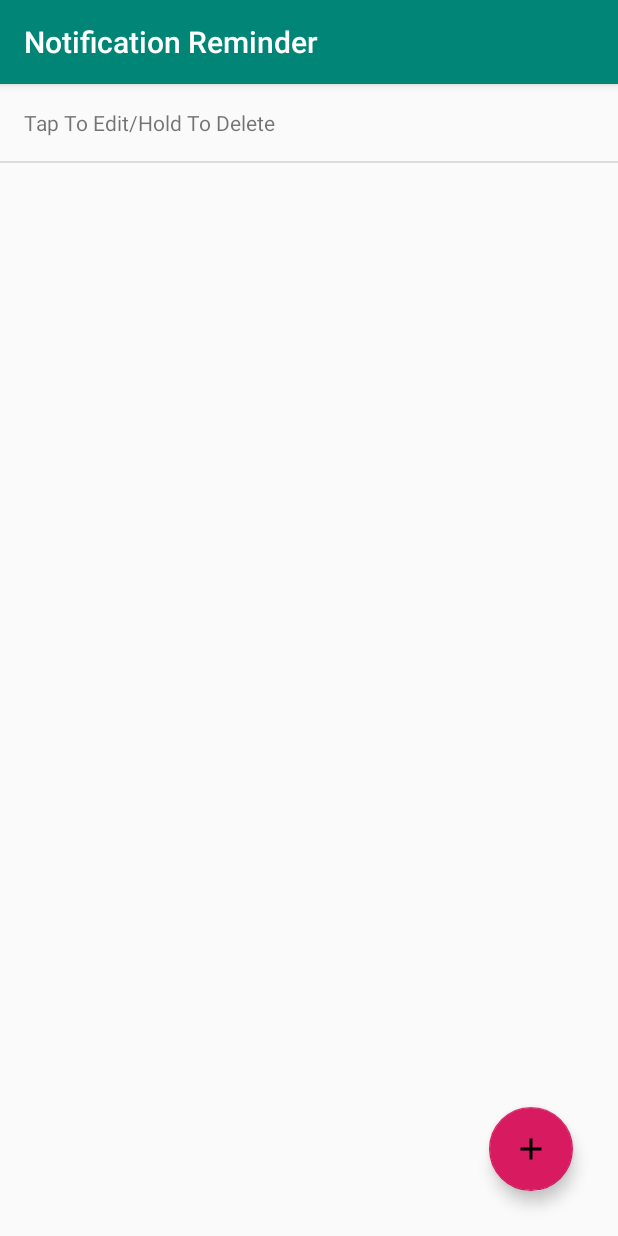
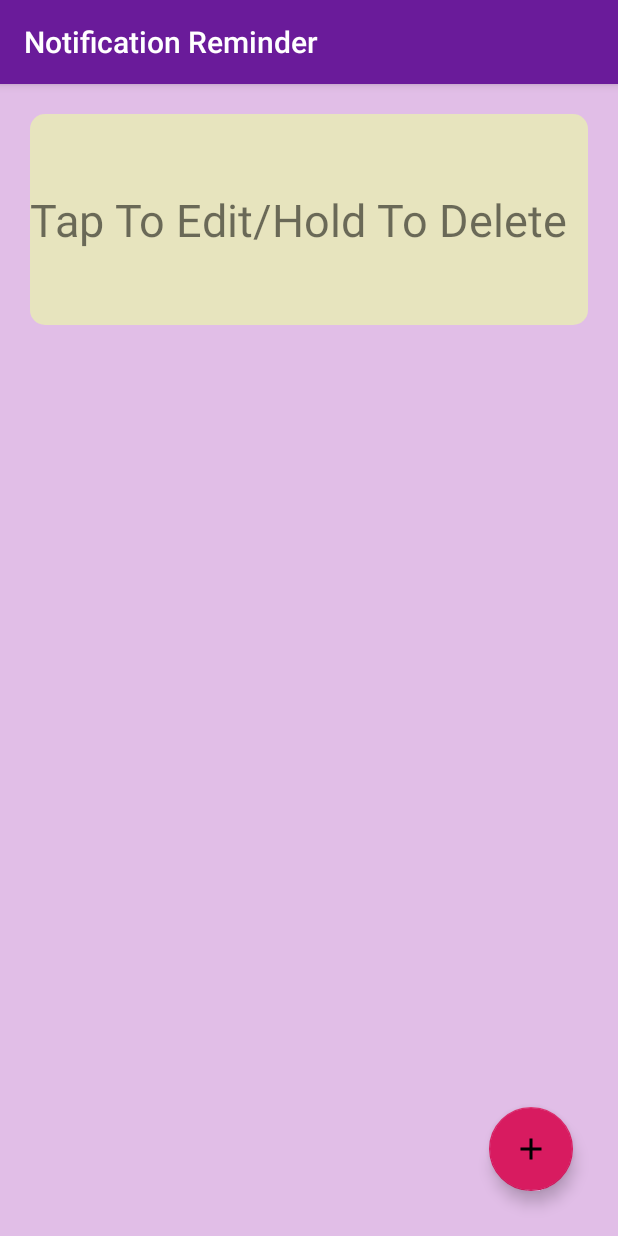
Before and after one commit to ntrllog/Notification-Reminder, an Android app: the screen it shows after launch (MainActivity), after a tap on an icon or button, on a phone screen of 412 x 824 dp. Run offline under Robolectric (Android 15) with nearby library versions, the phone set to English and light mode, and no system bars.

Commit message:
revamp UI

```diff
--- a/app/src/main/java/com/ntrllog/notificationreminder/MainActivity.java
+++ b/app/src/main/java/com/ntrllog/notificationreminder/MainActivity.java
@@ -91,22 +91,6 @@ public class MainActivity extends AppCompatActivity {
         });
     }
 
-    /*@Override
-    public boolean onCreateOptionsMenu(Menu menu) {
-        MenuInflater inflater = getMenuInflater();
-        inflater.inflate(R.menu.create, menu);
-        return true;
-    }
-
-    @Override
-    public boolean onOptionsItemSelected(MenuItem item) {
-        id = idList.getInt("notification_id_key", 0);
-        notificationArrayList.add(new Notification("Tap To Edit/Hold To Delete", id));
-        idList.edit().putInt("notification_id_key", (id+1) % Integer.MAX_VALUE).apply();
-        listView.setAdapter(adapter);
-        return false;
-    }*/
-
     @Override
     public void onCreateContextMenu(ContextMenu menu, View v, ContextMenu.ContextMenuInfo menuInfo) {
         super.onCreateContextMenu(menu, v, menuInfo);
--- /dev/null
+++ b/app/src/main/res/drawable/custom_list_item.xml
@@ -0,0 +1,12 @@
+<?xml version="1.0" encoding="UTF-8"?>
+<shape xmlns:android="http://schemas.android.com/apk/res/android"
+    android:shape="rectangle">
+
+    <solid android:color="#e7e4be" />
+
+    <corners
+        android:bottomRightRadius="10dp"
+        android:bottomLeftRadius="10dp"
+        android:topLeftRadius="10dp"
+        android:topRightRadius="10dp"/>
+</shape>
--- a/app/src/main/res/drawable/ic_launcher_foreground.xml
+++ b/app/src/main/res/drawable/ic_launcher_foreground.xml
@@ -3,7 +3,7 @@
     android:height="108dp"
     android:viewportWidth="41.37931"
     android:viewportHeight="41.37931"
-    android:tint="#13853D">
+    android:tint="#6A1B9A">
   <group android:translateX="8.689655"
       android:translateY="8.689655">
       <path
--- a/app/src/main/res/layout/activity_main.xml
+++ b/app/src/main/res/layout/activity_main.xml
@@ -3,12 +3,18 @@
     xmlns:tools="http://schemas.android.com/tools"
     android:layout_width="match_parent"
     android:layout_height="match_parent"
+    android:background="#e1bee7"
     tools:context=".MainActivity" >
 
     <ListView
         android:id="@+id/list"
         android:layout_width="match_parent"
-        android:layout_height="match_parent" />
+        android:layout_height="match_parent"
+        android:divider="@android:color/transparent"
+        android:layout_marginTop="20dp"
+        android:layout_marginLeft="20dp"
+        android:layout_marginRight="20dp"
+        android:dividerHeight="20dp"/>
 
     <android.support.design.widget.FloatingActionButton
         android:id="@+id/fab"
--- a/app/src/main/res/layout/list_item.xml
+++ b/app/src/main/res/layout/list_item.xml
@@ -1,14 +1,15 @@
 <?xml version="1.0" encoding="utf-8"?>
-<LinearLayout xmlns:android="http://schemas.android.com/apk/res/android"
+<RelativeLayout xmlns:android="http://schemas.android.com/apk/res/android"
     android:layout_width="match_parent"
     android:layout_height="match_parent"
-    android:orientation="horizontal"
-    android:padding="16dp">
+    android:background="@drawable/custom_list_item"
+    android:paddingTop="50dp"
+    android:paddingBottom="50dp">
 
     <TextView
         android:id="@+id/content"
         android:layout_width="wrap_content"
         android:layout_height="wrap_content"
-        android:text="hi"/>
+        android:textSize="30sp"/>
 
-</LinearLayout>
+</RelativeLayout>
--- a/app/src/main/res/values/colors.xml
+++ b/app/src/main/res/values/colors.xml
@@ -1,6 +1,6 @@
 <?xml version="1.0" encoding="utf-8"?>
 <resources>
-    <color name="colorPrimary">#008577</color>
-    <color name="colorPrimaryDark">#00574B</color>
+    <color name="colorPrimary">#6a1b9a</color>
+    <color name="colorPrimaryDark">#38006b</color>
     <color name="colorAccent">#D81B60</color>
 </resources>
```
Also changed, not shown: app/src/main/ic_launcher-web.png, app/src/main/res/drawable/baseline_add_white_18dp.png (deleted), app/src/main/res/mipmap-hdpi/ic_launcher.png, app/src/main/res/mipmap-hdpi/ic_launcher_round.png, app/src/main/res/mipmap-mdpi/ic_launcher.png, app/src/main/res/mipmap-mdpi/ic_launcher_round.png, app/src/main/res/mipmap-xhdpi/ic_launcher.png, app/src/main/res/mipmap-xhdpi/ic_launcher_round.png, app/src/main/res/mipmap-xxhdpi/ic_launcher.png, app/src/main/res/mipmap-xxhdpi/ic_launcher_round.png, app/src/main/res/mipmap-xxxhdpi/ic_launcher.png, app/src/main/res/mipmap-xxxhdpi/ic_launcher_round.png, 1 other file.
